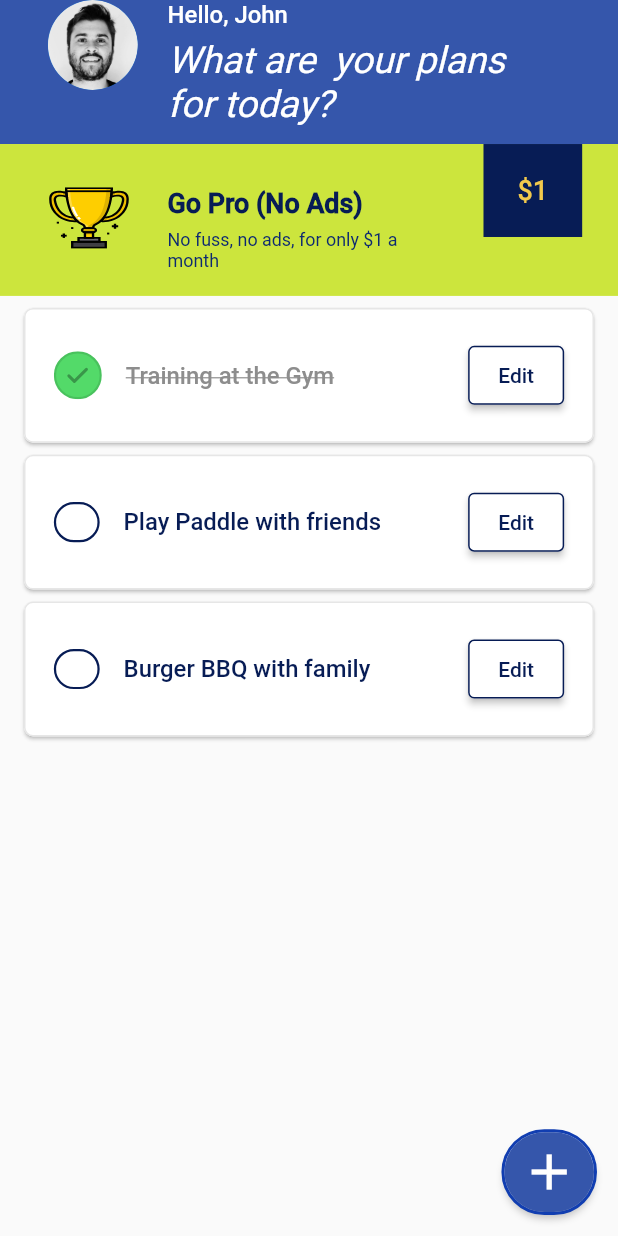
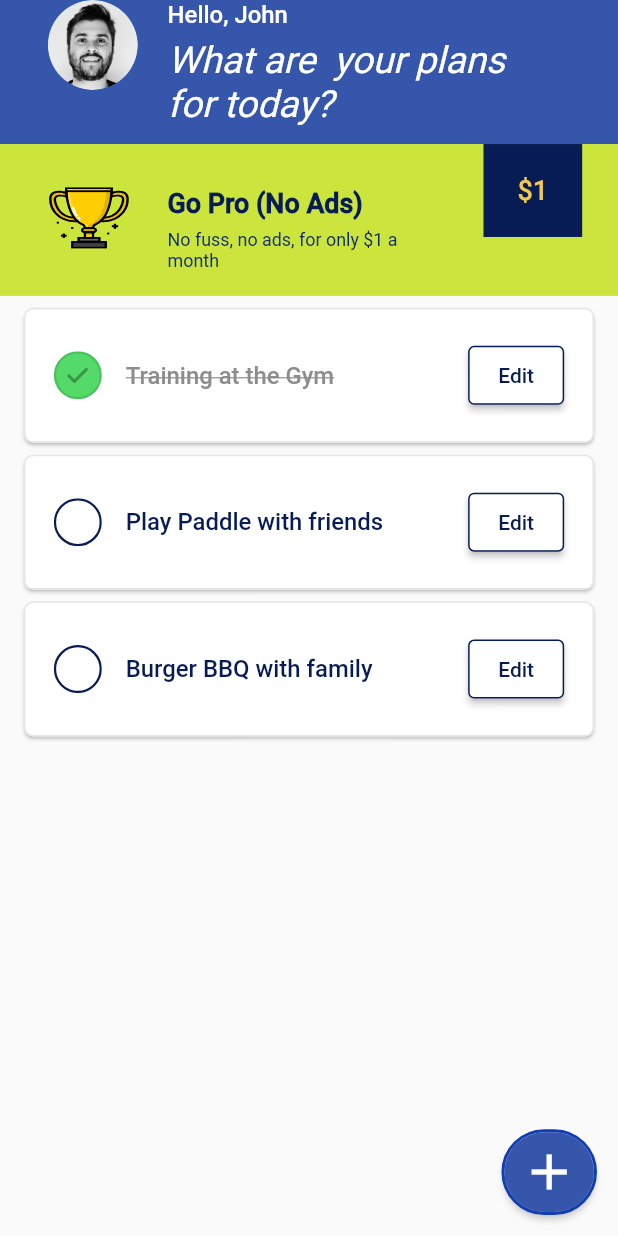
Before and after one commit to abdullah-19-8/FLutter_todo_list, a Flutter app: the screen it shows after launch, on a phone screen of 412 x 824 dp. Run offline on Flutter 3.47's test engine with Material 2 defaults, Android fonts, the phone set to English and light mode, and no system bars; our stand-ins replace flutter_svg, fluttertoast.

Commit message:
task card ui bug fixed

```diff
--- a/lib/views/home/widgets/task_card.dart
+++ b/lib/views/home/widgets/task_card.dart
@@ -45,22 +45,7 @@ class TaskCard extends StatelessWidget {
               },
               child: provider.tasks[index].isDone
                   ? SvgPicture.asset('assets/icons/taskDone.svg')
-                  : Container(
-                      width: 30.7 / screenWidth * size.width,
-                      height: 30.7 / screenHeight * size.height,
-                      decoration: ShapeDecoration(
-                        color: Colors.white,
-                        shape: RoundedRectangleBorder(
-                          side: BorderSide(
-                            width: 1.50 / screenWidth * size.width,
-                            color: const Color(0xFF071C55),
-                          ),
-                          borderRadius: BorderRadius.circular(
-                            51 / screenWidth * size.width,
-                          ),
-                        ),
-                      ),
-                    ),
+                  : SvgPicture.asset('assets/icons/Rectangle.svg'),
             ),
             SizedBox(
               width: 16 / screenWidth * size.width,
```
Also changed, not shown: assets/icons/Rectangle.svg (added).
